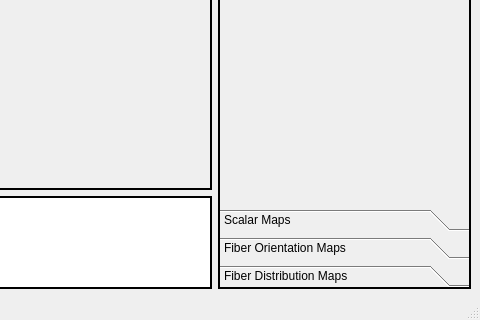
First picture: the form in include/ui/window.ui, repository VRGroupRWTH/pli_view, before the edit; both pictures show x 302 to 782 and y 208 to 528 of the 782 by 528 pixel window.
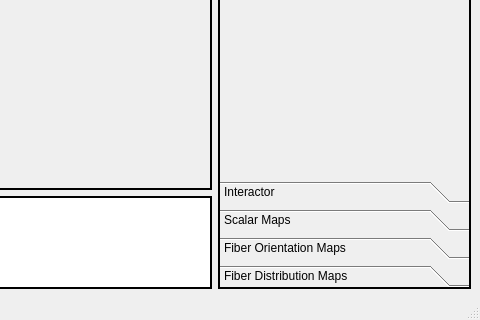
Second picture: the form after the edit. Custom widgets are drawn as their Qt base class.

Commit message: Added interactor plugin.

What changed in the file:
```diff
--- a/include/ui/window.ui
+++ b/include/ui/window.ui
@@ -129,7 +129,7 @@
          <x>0</x>
          <y>0</y>
          <width>249</width>
-         <height>357</height>
+         <height>330</height>
         </rect>
        </property>
        <property name="font">
@@ -147,6 +147,11 @@
         </property>
        </layout>
       </widget>
+      <widget class="pli::interactor_plugin" name="plugin_interactor">
+       <attribute name="label">
+        <string>Interactor</string>
+       </attribute>
+      </widget>
       <widget class="pli::scalar_plugin" name="plugin_scalar">
        <property name="geometry">
         <rect>
@@ -290,6 +295,12 @@
    <header location="global">ui/plugins/scalar_plugin.hpp</header>
    <container>1</container>
   </customwidget>
+  <customwidget>
+   <class>pli::interactor_plugin</class>
+   <extends>QWidget</extends>
+   <header location="global">ui/plugins/interactor_plugin.hpp</header>
+   <container>1</container>
+  </customwidget>
  </customwidgets>
  <resources/>
  <connections/>
```
Left out of the diff: 6 changed lines with no effect on the pictures. The commit also changes 5 other files.
